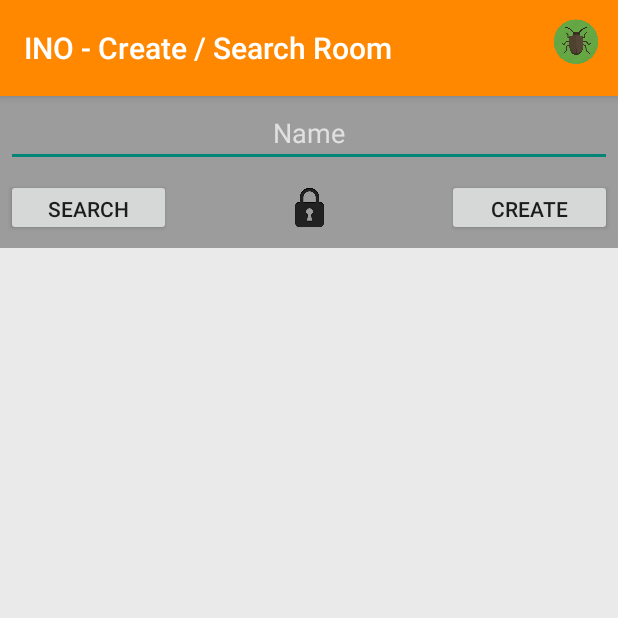
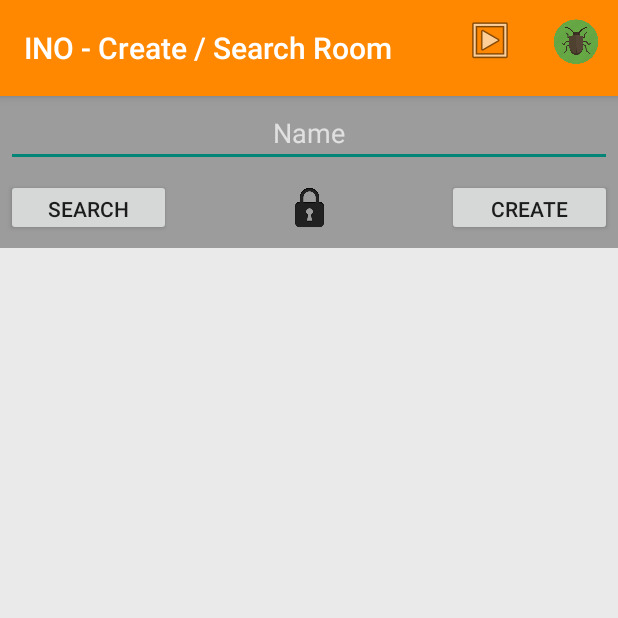
Before and after one commit to Malez228/UNO, an Android app: the screen it shows after launch (MenuActivity), on a phone screen of 412 x 824 dp, the top half of it. Run offline under Robolectric (Android 15) with nearby library versions, the phone set to English and light mode, and no system bars; our stand-ins replace Firebase (no records; nobody signed in at launch, a user with empty details on screens opened directly).

Commit message:
фикс анимации

```diff
--- a/app/build.gradle
+++ b/app/build.gradle
@@ -8,7 +8,7 @@ android {
         minSdkVersion 14
         targetSdkVersion 26
         versionCode 1
-        versionName "0.30-Beta"
+        versionName "0.32-Beta"
         testInstrumentationRunner "android.support.test.runner.AndroidJUnitRunner"
     }
     buildTypes {
--- a/app/src/main/java/com/malec/uno/MenuActivity.java
+++ b/app/src/main/java/com/malec/uno/MenuActivity.java
@@ -45,9 +45,9 @@ public class MenuActivity extends AppCompatActivity
 
 	public static String RoomName = "";
 
+	public static Boolean Animation = true;
+
 	Integer PochemuOnoNeRabotaetNormalno = 4;
-	Integer PochemuOnoNeRabotaetNormalno2 = 4;
-	Integer PochemuOnoNeRabotaetNormalno3 = 4;
 
 	String pass = "0";
 
@@ -490,6 +490,14 @@ public class MenuActivity extends AppCompatActivity
 				startActivity(new Intent(MenuActivity.this, BugReportActivity.class));
 				return true;
 
+			case R.id.VideoSettings:
+				Animation = !Animation;
+				if (Animation)
+					Toast.makeText(this, "Анимации включены", Toast.LENGTH_SHORT).show();
+				else
+					Toast.makeText(this, "Анимации выключены", Toast.LENGTH_SHORT).show();
+				return true;
+
 			default:
 				return super.onOptionsItemSelected(item);
 
--- a/app/src/main/res/menu/menu_menu.xml
+++ b/app/src/main/res/menu/menu_menu.xml
@@ -1,6 +1,12 @@
 <?xml version="1.0" encoding="utf-8"?>
 <menu xmlns:android="http://schemas.android.com/apk/res/android"
       xmlns:app="http://schemas.android.com/apk/res-auto">
+
+    <item
+        android:id="@+id/VideoSettings"
+        android:icon="@android:drawable/ic_menu_slideshow"
+        android:title="Выкл. анимации"
+        app:showAsAction="ifRoom"/>
 
     <item
         android:id="@+id/bug_report"
```
Also changed, not shown: app/src/main/java/com/malec/uno/MainActivity.java (+80 -11 lines).
